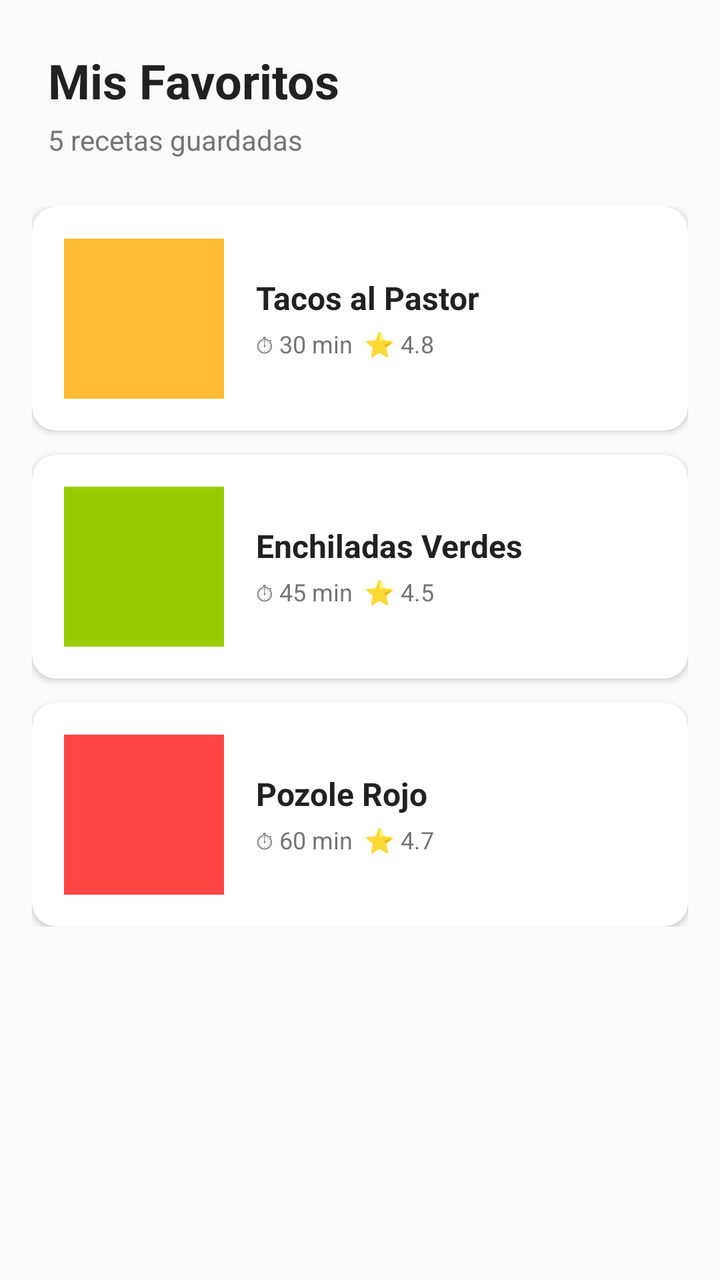
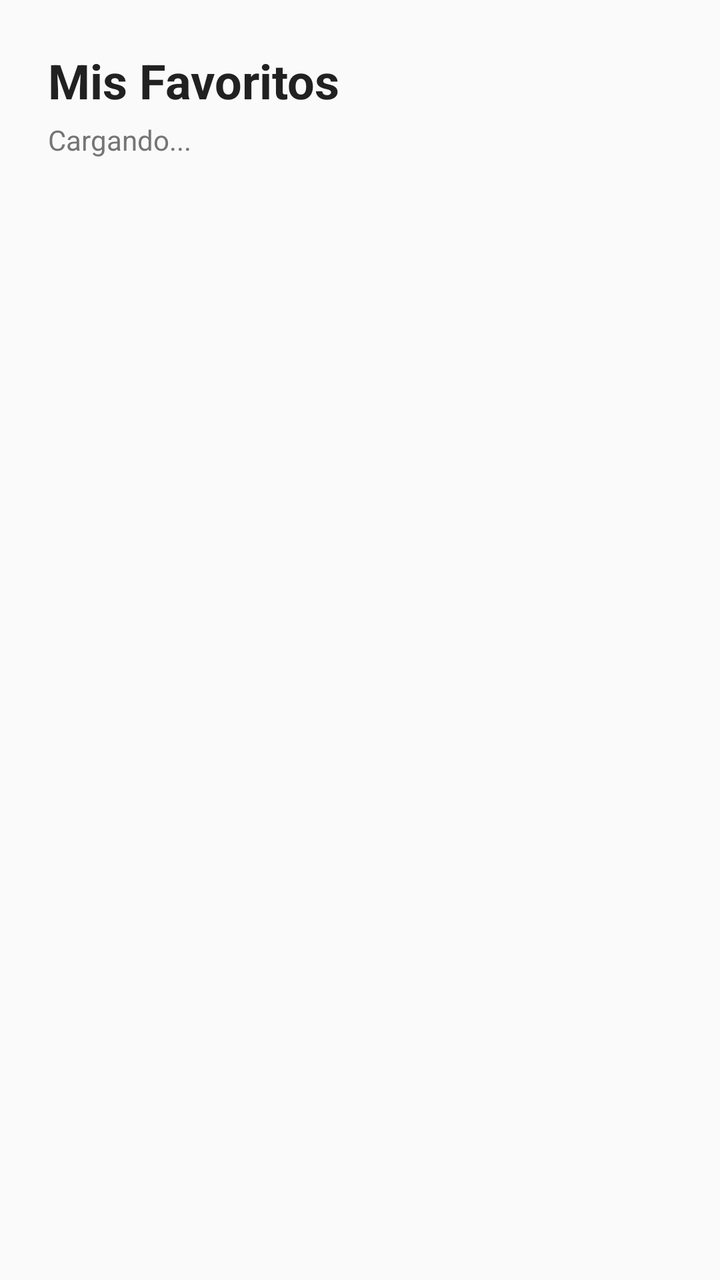

Compare the two renders of this Android layout. The source of the first and the diff that turns it into the second are given below.
<!-- AndroidManifest.xml: application theme Theme.RecetApp -->
<!-- res/layout/fragment_favoritos.xml -->
<?xml version="1.0" encoding="utf-8"?>
<androidx.constraintlayout.widget.ConstraintLayout
    xmlns:android="http://schemas.android.com/apk/res/android"
    xmlns:app="http://schemas.android.com/apk/res-auto"
    android:layout_width="match_parent"
    android:layout_height="match_parent"
    android:background="@color/background_light">

    
    <TextView
        android:id="@+id/tv_titulo"
        android:layout_width="wrap_content"
        android:layout_height="wrap_content"
        android:layout_marginStart="24dp"
        android:layout_marginTop="24dp"
        android:text="@string/mis_favoritos"
        android:textColor="@color/text_primary"
        android:textSize="24sp"
        android:textStyle="bold"
        app:layout_constraintStart_toStartOf="parent"
        app:layout_constraintTop_toTopOf="parent" />

    <TextView
        android:id="@+id/tv_cantidad"
        android:layout_width="wrap_content"
        android:layout_height="wrap_content"
        android:layout_marginTop="4dp"
        android:text="5 recetas guardadas"
        android:textColor="@color/text_secondary"
        android:textSize="14sp"
        app:layout_constraintStart_toStartOf="@id/tv_titulo"
        app:layout_constraintTop_toBottomOf="@id/tv_titulo" />

    
    <ScrollView
        android:layout_width="0dp"
        android:layout_height="0dp"
        android:layout_marginTop="24dp"
        app:layout_constraintBottom_toBottomOf="parent"
        app:layout_constraintEnd_toEndOf="parent"
        app:layout_constraintStart_toStartOf="parent"
        app:layout_constraintTop_toBottomOf="@id/tv_cantidad">

        <LinearLayout
            android:layout_width="match_parent"
            android:layout_height="wrap_content"
            android:orientation="vertical"
            android:paddingStart="16dp"
            android:paddingEnd="16dp"
            android:paddingBottom="16dp">

            
            <androidx.cardview.widget.CardView
                android:id="@+id/cv_favorito1"
                android:layout_width="match_parent"
                android:layout_height="wrap_content"
                android:layout_marginBottom="12dp"
                android:clickable="true"
                android:focusable="true"
                android:foreground="?android:attr/selectableItemBackground"
                app:cardCornerRadius="12dp"
                app:cardElevation="2dp">

                <LinearLayout
                    android:layout_width="match_parent"
                    android:layout_height="wrap_content"
                    android:gravity="center_vertical"
                    android:orientation="horizontal"
                    android:padding="16dp">

                    <View
                        android:layout_width="80dp"
                        android:layout_height="80dp"
                        android:layout_marginEnd="16dp"
                        android:background="@android:color/holo_orange_light" />

                    <LinearLayout
                        android:layout_width="0dp"
                        android:layout_height="wrap_content"
                        android:layout_weight="1"
                        android:orientation="vertical">

                        <TextView
                            android:layout_width="wrap_content"
                            android:layout_height="wrap_content"
                            android:text="Tacos al Pastor"
                            android:textColor="@color/text_primary"
                            android:textSize="16sp"
                            android:textStyle="bold" />

                        <TextView
                            android:layout_width="wrap_content"
                            android:layout_height="wrap_content"
                            android:layout_marginTop="4dp"
                            android:text="⏱ 30 min  ⭐ 4.8"
                            android:textColor="@color/text_secondary"
                            android:textSize="12sp" />

                    </LinearLayout>

                </LinearLayout>

            </androidx.cardview.widget.CardView>

            
            <androidx.cardview.widget.CardView
                android:id="@+id/cv_favorito2"
                android:layout_width="match_parent"
                android:layout_height="wrap_content"
                android:layout_marginBottom="12dp"
                android:clickable="true"
                android:focusable="true"
                android:foreground="?android:attr/selectableItemBackground"
                app:cardCornerRadius="12dp"
                app:cardElevation="2dp">

                <LinearLayout
                    android:layout_width="match_parent"
                    android:layout_height="wrap_content"
                    android:gravity="center_vertical"
                    android:orientation="horizontal"
                    android:padding="16dp">

                    <View
                        android:layout_width="80dp"
                        android:layout_height="80dp"
                        android:layout_marginEnd="16dp"
                        android:background="@android:color/holo_green_light" />

                    <LinearLayout
                        android:layout_width="0dp"
                        android:layout_height="wrap_content"
                        android:layout_weight="1"
                        android:orientation="vertical">

                        <TextView
                            android:layout_width="wrap_content"
                            android:layout_height="wrap_content"
                            android:text="Enchiladas Verdes"
                            android:textColor="@color/text_primary"
                            android:textSize="16sp"
                            android:textStyle="bold" />

                        <TextView
                            android:layout_width="wrap_content"
                            android:layout_height="wrap_content"
                            android:layout_marginTop="4dp"
                            android:text="⏱ 45 min  ⭐ 4.5"
                            android:textColor="@color/text_secondary"
                            android:textSize="12sp" />

                    </LinearLayout>

                </LinearLayout>

            </androidx.cardview.widget.CardView>

            
            <androidx.cardview.widget.CardView
                android:id="@+id/cv_favorito3"
                android:layout_width="match_parent"
                android:layout_height="wrap_content"
                android:clickable="true"
                android:focusable="true"
                android:foreground="?android:attr/selectableItemBackground"
                app:cardCornerRadius="12dp"
                app:cardElevation="2dp">

                <LinearLayout
                    android:layout_width="match_parent"
                    android:layout_height="wrap_content"
                    android:gravity="center_vertical"
                    android:orientation="horizontal"
                    android:padding="16dp">

                    <View
                        android:layout_width="80dp"
                        android:layout_height="80dp"
                        android:layout_marginEnd="16dp"
                        android:background="@android:color/holo_red_light" />

                    <LinearLayout
                        android:layout_width="0dp"
                        android:layout_height="wrap_content"
                        android:layout_weight="1"
                        android:orientation="vertical">

                        <TextView
                            android:layout_width="wrap_content"
                            android:layout_height="wrap_content"
                            android:text="Pozole Rojo"
                            android:textColor="@color/text_primary"
                            android:textSize="16sp"
                            android:textStyle="bold" />

                        <TextView
                            android:layout_width="wrap_content"
                            android:layout_height="wrap_content"
                            android:layout_marginTop="4dp"
                            android:text="⏱ 60 min  ⭐ 4.7"
                            android:textColor="@color/text_secondary"
                            android:textSize="12sp" />

                    </LinearLayout>

                </LinearLayout>

            </androidx.cardview.widget.CardView>

        </LinearLayout>

    </ScrollView>

</androidx.constraintlayout.widget.ConstraintLayout>
<!-- resources referenced by this layout -->
<resources>
  <color name="background_light">#FAFAFA</color>
  <color name="text_primary">#212121</color>
  <color name="text_secondary">#757575</color>
  <string name="mis_favoritos">Mis Favoritos</string>
  <style name="Theme.RecetApp" parent="Base.Theme.RecetApp" />
  <style name="Base.Theme.RecetApp" parent="Theme.Material3.Light.NoActionBar">
          
          <item name="colorPrimary">@color/orange_primary</item>
          <item name="colorPrimaryVariant">@color/orange_primary_dark</item>
          <item name="colorOnPrimary">@color/white</item>
  
          
          <item name="colorSecondary">@color/red_accent</item>
          <item name="colorSecondaryVariant">@color/red_accent</item>
          <item name="colorOnSecondary">@color/white</item>
  
          
          <item name="android:statusBarColor">@color/white</item>
          <item name="android:windowLightStatusBar">true</item>
  
          
          <item name="android:textColorPrimary">@color/text_primary</item>
          <item name="android:textColorSecondary">@color/text_secondary</item>
      </style>
  <color name="orange_primary">#FF6B35</color>
  <color name="orange_primary_dark">#E55A2B</color>
  <color name="white">#FFFFFF</color>
  <color name="red_accent">#DC143C</color>
</resources>

<!-- the commit's change to res/layout/fragment_favoritos.xml (unified diff, before → after) -->
@@ -6,7 +6,6 @@
     android:layout_height="match_parent"
     android:background="@color/background_light">
 
-    
     <TextView
         android:id="@+id/tv_titulo"
         android:layout_width="wrap_content"
@@ -25,190 +24,45 @@
         android:layout_width="wrap_content"
         android:layout_height="wrap_content"
         android:layout_marginTop="4dp"
-        android:text="5 recetas guardadas"
+        android:text="Cargando..."
         android:textColor="@color/text_secondary"
         android:textSize="14sp"
         app:layout_constraintStart_toStartOf="@id/tv_titulo"
         app:layout_constraintTop_toBottomOf="@id/tv_titulo" />
 
-    
-    <ScrollView
+    <androidx.recyclerview.widget.RecyclerView
+        android:id="@+id/rv_favoritos"
         android:layout_width="0dp"
         android:layout_height="0dp"
-        android:layout_marginTop="24dp"
+        android:layout_marginTop="16dp"
+        android:clipToPadding="false"
+        android:padding="16dp"
         app:layout_constraintBottom_toBottomOf="parent"
         app:layout_constraintEnd_toEndOf="parent"
         app:layout_constraintStart_toStartOf="parent"
-        app:layout_constraintTop_toBottomOf="@id/tv_cantidad">
+        app:layout_constraintTop_toBottomOf="@id/tv_cantidad" />
 
-        <LinearLayout
-            android:layout_width="match_parent"
-            android:layout_height="wrap_content"
-            android:orientation="vertical"
-            android:paddingStart="16dp"
-            android:paddingEnd="16dp"
-            android:paddingBottom="16dp">
+    <TextView
+        android:id="@+id/tv_empty"
+        android:layout_width="wrap_content"
+        android:layout_height="wrap_content"
+        android:text="No tienes recetas favoritas aún"
+        android:textColor="@color/text_hint"
+        android:textSize="16sp"
+        android:visibility="gone"
+        app:layout_constraintBottom_toBottomOf="parent"
+        app:layout_constraintEnd_toEndOf="parent"
+        app:layout_constraintStart_toStartOf="parent"
+        app:layout_constraintTop_toTopOf="parent" />
 
-            
-            <androidx.cardview.widget.CardView
-                android:id="@+id/cv_favorito1"
-                android:layout_width="match_parent"
-                android:layout_height="wrap_content"
-                android:layout_marginBottom="12dp"
-                android:clickable="true"
-                android:focusable="true"
-                android:foreground="?android:attr/selectableItemBackground"
-                app:cardCornerRadius="12dp"
-                app:cardElevation="2dp">
-
-                <LinearLayout
-                    android:layout_width="match_parent"
-                    android:layout_height="wrap_content"
-                    android:gravity="center_vertical"
-                    android:orientation="horizontal"
-                    android:padding="16dp">
-
-                    <View
-                        android:layout_width="80dp"
-                        android:layout_height="80dp"
-                        android:layout_marginEnd="16dp"
-                        android:background="@android:color/holo_orange_light" />
-
-                    <LinearLayout
-                        android:layout_width="0dp"
-                        android:layout_height="wrap_content"
-                        android:layout_weight="1"
-                        android:orientation="vertical">
-
-                        <TextView
-                            android:layout_width="wrap_content"
-                            android:layout_height="wrap_content"
-                            android:text="Tacos al Pastor"
-                            android:textColor="@color/text_primary"
-                            android:textSize="16sp"
-                            android:textStyle="bold" />
-
-                        <TextView
-                            android:layout_width="wrap_content"
-                            android:layout_height="wrap_content"
-                            android:layout_marginTop="4dp"
-                            android:text="⏱ 30 min  ⭐ 4.8"
-                            android:textColor="@color/text_secondary"
-                            android:textSize="12sp" />
-
-                    </LinearLayout>
-
-                </LinearLayout>
-
-            </androidx.cardview.widget.CardView>
-
-            
-            <androidx.cardview.widget.CardView
-                android:id="@+id/cv_favorito2"
-                android:layout_width="match_parent"
-                android:layout_height="wrap_content"
-                android:layout_marginBottom="12dp"
-                android:clickable="true"
-                android:focusable="true"
-                android:foreground="?android:attr/selectableItemBackground"
-                app:cardCornerRadius="12dp"
-                app:cardElevation="2dp">
-
-                <LinearLayout
-                    android:layout_width="match_parent"
-                    android:layout_height="wrap_content"
-                    android:gravity="center_vertical"
-                    android:orientation="horizontal"
-                    android:padding="16dp">
-
-                    <View
-                        android:layout_width="80dp"
-                        android:layout_height="80dp"
-                        android:layout_marginEnd="16dp"
-                        android:background="@android:color/holo_green_light" />
-
-                    <LinearLayout
-                        android:layout_width="0dp"
-                        android:layout_height="wrap_content"
-                        android:layout_weight="1"
-                        android:orientation="vertical">
-
-                        <TextView
-                            android:layout_width="wrap_content"
-                            android:layout_height="wrap_content"
-                            android:text="Enchiladas Verdes"
-                            android:textColor="@color/text_primary"
-                            android:textSize="16sp"
-                            android:textStyle="bold" />
-
-                        <TextView
-                            android:layout_width="wrap_content"
-                            android:layout_height="wrap_content"
-                            android:layout_marginTop="4dp"
-                            android:text="⏱ 45 min  ⭐ 4.5"
-                            android:textColor="@color/text_secondary"
-                            android:textSize="12sp" />
-
-                    </LinearLayout>
-
-                </LinearLayout>
-
-            </androidx.cardview.widget.CardView>
-
-            
-            <androidx.cardview.widget.CardView
-                android:id="@+id/cv_favorito3"
-                android:layout_width="match_parent"
-                android:layout_height="wrap_content"
-                android:clickable="true"
-                android:focusable="true"
-                android:foreground="?android:attr/selectableItemBackground"
-                app:cardCornerRadius="12dp"
-                app:cardElevation="2dp">
-
-                <LinearLayout
-                    android:layout_width="match_parent"
-                    android:layout_height="wrap_content"
-                    android:gravity="center_vertical"
-                    android:orientation="horizontal"
-                    android:padding="16dp">
-
-                    <View
-                        android:layout_width="80dp"
-                        android:layout_height="80dp"
-                        android:layout_marginEnd="16dp"
-                        android:background="@android:color/holo_red_light" />
-
-                    <LinearLayout
-                        android:layout_width="0dp"
-                        android:layout_height="wrap_content"
-                        android:layout_weight="1"
-                        android:orientation="vertical">
-
-                        <TextView
-                            android:layout_width="wrap_content"
-                            android:layout_height="wrap_content"
-                            android:text="Pozole Rojo"
-                            android:textColor="@color/text_primary"
-                            android:textSize="16sp"
-                            android:textStyle="bold" />
-
-                        <TextView
-                            android:layout_width="wrap_content"
-                            android:layout_height="wrap_content"
-                            android:layout_marginTop="4dp"
-                            android:text="⏱ 60 min  ⭐ 4.7"
-                            android:textColor="@color/text_secondary"
-                            android:textSize="12sp" />
-
-                    </LinearLayout>
-
-                </LinearLayout>
-
-            </androidx.cardview.widget.CardView>
-
-        </LinearLayout>
-
-    </ScrollView>
+    <ProgressBar
+        android:id="@+id/progress_bar"
+        android:layout_width="wrap_content"
+        android:layout_height="wrap_content"
+        android:visibility="gone"
+        app:layout_constraintBottom_toBottomOf="parent"
+        app:layout_constraintEnd_toEndOf="parent"
+        app:layout_constraintStart_toStartOf="parent"
+        app:layout_constraintTop_toTopOf="parent" />
 
 </androidx.constraintlayout.widget.ConstraintLayout>
<!-- resource entries referenced after the edit -->
@@ -1,6 +1,7 @@
 <!-- resources referenced by this layout -->
 <resources>
   <color name="background_light">#FAFAFA</color>
+  <color name="text_hint">#BDBDBD</color>
   <color name="text_primary">#212121</color>
   <color name="text_secondary">#757575</color>
   <string name="mis_favoritos">Mis Favoritos</string>
